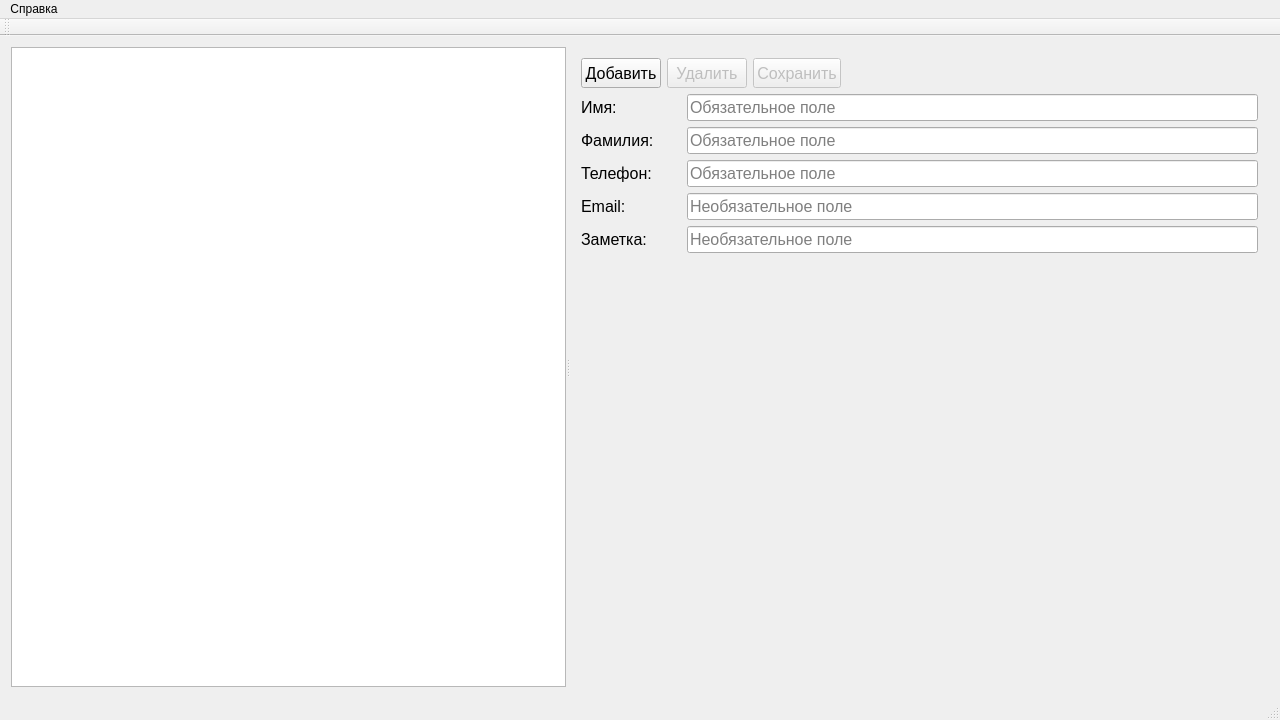
The window that src/mainwindow.ui (Pigeon-Ignaty/ContactBook) describes before a commit, drawn with Qt 5.
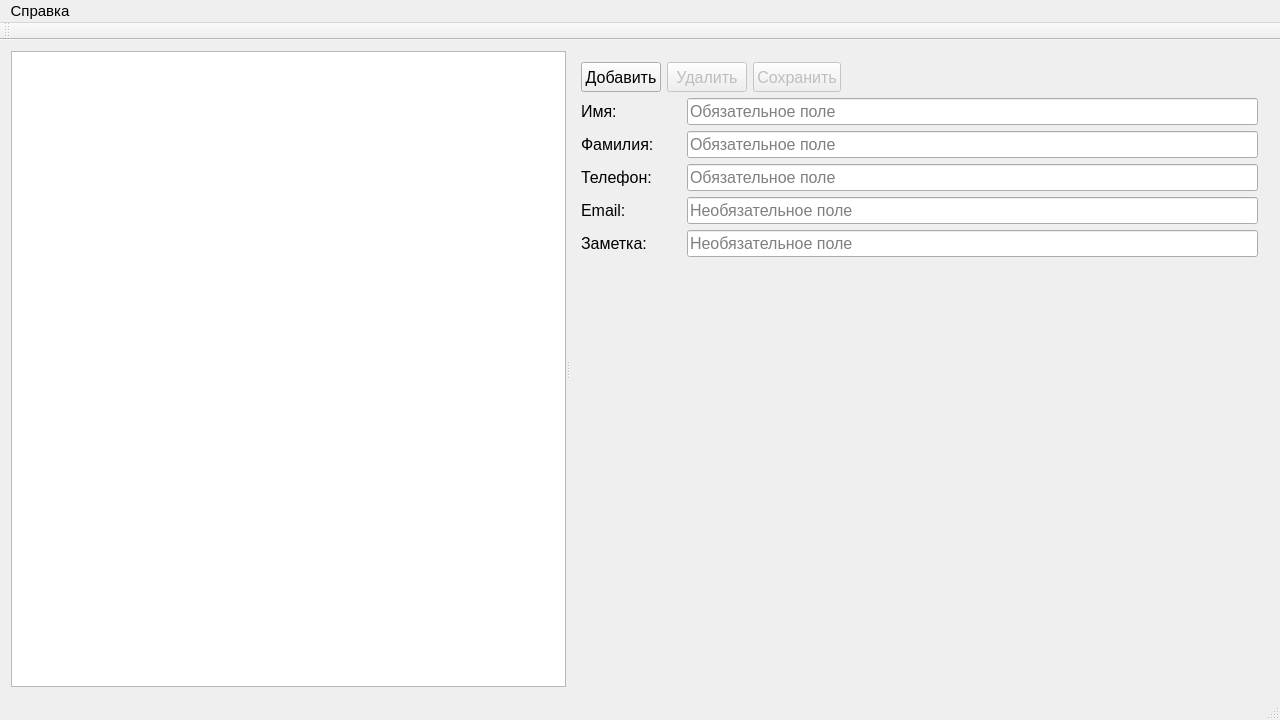
The same window after the commit.

```diff
--- a/src/mainwindow.ui
+++ b/src/mainwindow.ui
@@ -16,6 +16,11 @@
     <height>0</height>
    </size>
   </property>
+  <property name="font">
+   <font>
+    <pointsize>8</pointsize>
+   </font>
+  </property>
   <property name="windowTitle">
    <string>Список контактов</string>
   </property>
@@ -312,10 +317,24 @@
      <x>0</x>
      <y>0</y>
      <width>1280</width>
-     <height>20</height>
+     <height>25</height>
     </rect>
    </property>
+   <property name="font">
+    <font>
+     <pointsize>11</pointsize>
+     <weight>50</weight>
+     <bold>false</bold>
+    </font>
+   </property>
    <widget class="QMenu" name="menu">
+    <property name="font">
+     <font>
+      <pointsize>11</pointsize>
+      <weight>50</weight>
+      <bold>false</bold>
+     </font>
+    </property>
     <property name="title">
      <string>Справка</string>
     </property>
```
Left out of the diff: 5 changed lines with no effect on the pictures.
